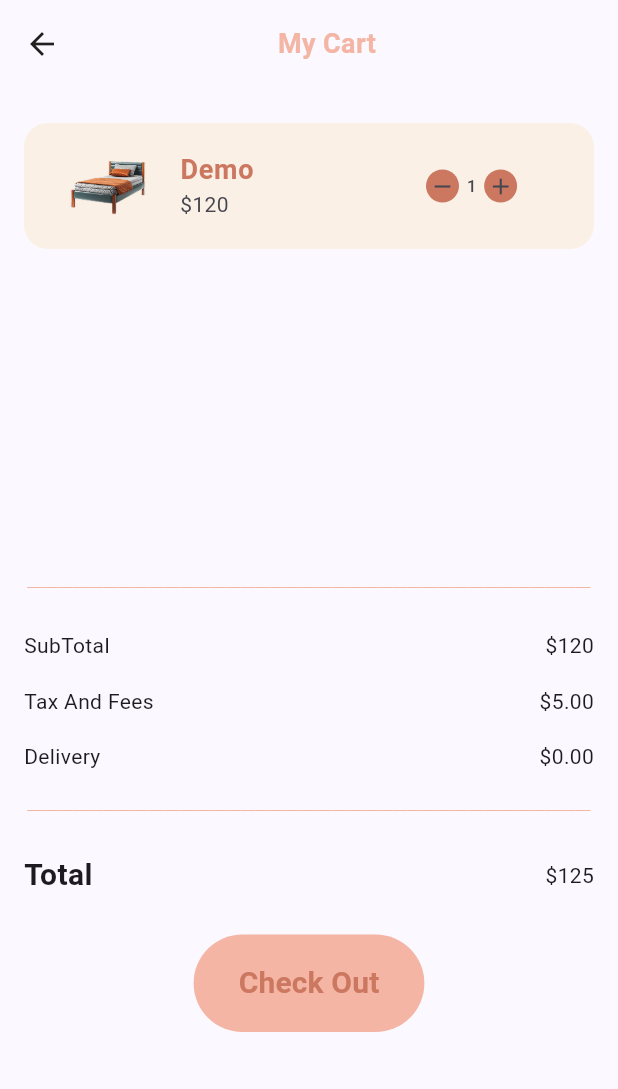
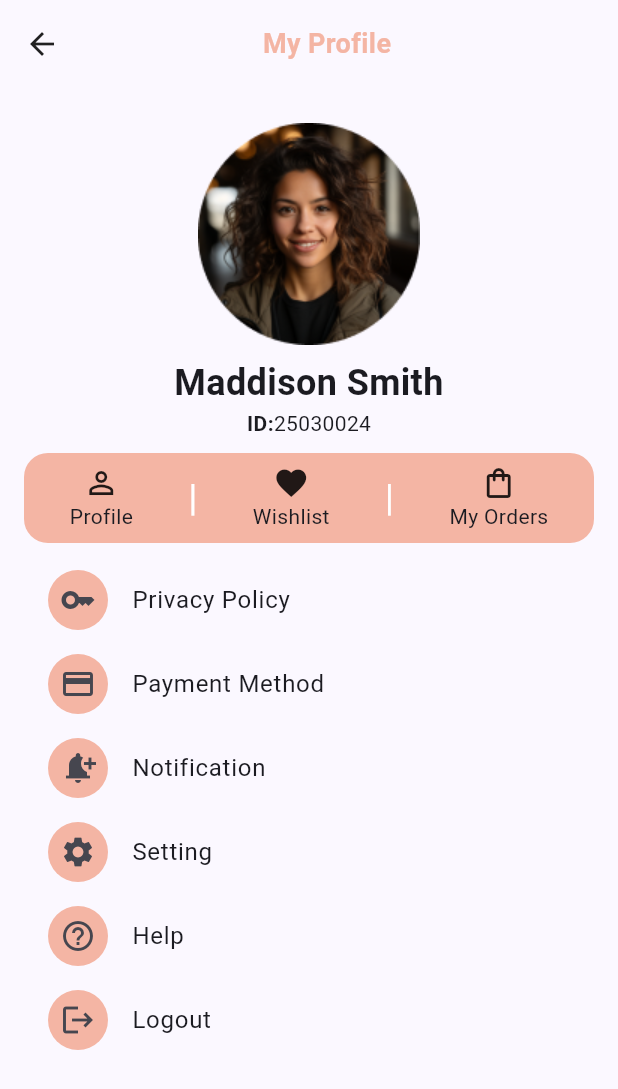
Before and after one commit to sandil415/interior-decor-app, a Flutter app: the screen it shows after launch, on a phone screen of 412 x 824 dp. Shown: the top 1089 px of the screen. Run offline on Flutter 3.47's test engine with Material 3 defaults, Android fonts, the light colour scheme and no system bars; our stand-ins replace flutter_rating_bar, smooth_page_indicator.

Commit message:
add profile.dart

```diff
--- /dev/null
+++ b/lib/Profile.dart
@@ -0,0 +1,108 @@
+import 'package:flutter/material.dart';
+
+class Profile extends StatelessWidget {
+  const Profile({super.key});
+
+  @override
+  Widget build(BuildContext context) {
+    return Scaffold(
+      body: Padding(
+        padding: const EdgeInsets.all(16),
+        child: Column(
+          mainAxisAlignment: MainAxisAlignment.start,
+          children: [
+            Row(
+              mainAxisAlignment: MainAxisAlignment.spaceBetween,
+              children: [
+                GestureDetector(
+                  onTap: (){
+                    Navigator.pop(context);
+                  },
+                  child: Icon(Icons.arrow_back),
+                ),
+                Text('My Profile', style: TextStyle(fontSize: 18, color: Color(0xFFF4B5A4), fontWeight: FontWeight.bold)),
+                Text('')
+              ],
+            ),
+            SizedBox(height: 40),
+            Center(child: Image.asset('lib/assets/images/Profile.png')),
+            SizedBox(height: 8),
+            Center(
+              child: Column(
+                children: [
+                  Text('Maddison Smith', style: TextStyle(fontSize: 24, fontWeight: FontWeight.bold), textAlign: TextAlign.center,),
+                  Row(
+                    mainAxisAlignment: MainAxisAlignment.center,
+                    children: [
+                      Text('ID:', style: TextStyle(fontWeight: FontWeight.bold),),
+                      Text('25030024')
+                    ],
+                  )
+                ],
+              )
+            ),
+            SizedBox(height: 10),
+            Container(
+              padding: EdgeInsets.symmetric(horizontal: 12, vertical: 8),
+              decoration: BoxDecoration(
+                color: Color(0xFFF4B5A4),
+                borderRadius: BorderRadius.circular(16)
+              ),
+              child: Row(
+                mainAxisAlignment: MainAxisAlignment.spaceAround,
+                children: [
+                  Column(
+                    children: [
+                      Icon(Icons.person_outline),
+                      Text('Profile', style: TextStyle(fontSize: 14))
+                    ],
+                  ),
+                  Text('|', style: TextStyle(color: Color(0xFFFFFFFF), fontSize: 24)),
+                  Column(
+                    children: [
+                      Icon(Icons.favorite),
+                      Text('Wishlist', style: TextStyle(fontSize: 14))
+                    ],
+                  ),
+                  Text('|', style: TextStyle(color: Color(0xFFFFFFFF), fontSize: 24)),
+                  Column(
+                    children: [
+                      Icon(Icons.shopping_bag_outlined),
+                      Text('My Orders', style: TextStyle(fontSize: 14))
+                    ],
+                  ),
+                ],
+              )
+            ),
+            SizedBox(height: 10),
+            Options(label: 'Privacy Policy', icon: Icons.key),
+            Options(label: 'Payment Method', icon: Icons.payment),
+            Options(label: 'Notification', icon: Icons.notification_add),
+            Options(label: 'Setting', icon: Icons.settings),
+            Options(label: 'Help', icon: Icons.help_outline),
+            Options(label: 'Logout', icon: Icons.logout)
+          ]
+        ),
+      )
+    );
+  }
+}
+
+class Options extends StatelessWidget {
+  final String label;
+  final IconData icon;
+  const Options({super.key, required this.label, required this.icon});
+
+  @override
+  Widget build(BuildContext context) {
+    return ListTile(leading: Container(
+      padding: EdgeInsets.all(8),
+      decoration: BoxDecoration(
+        color: Color(0xFFF4B5A4),
+        shape: BoxShape.circle
+      ),
+      child: Icon(icon)),
+      title: Text(label),
+    );
+  }
+}
--- a/lib/main.dart
+++ b/lib/main.dart
@@ -5,10 +5,13 @@ import 'EmptyCart.dart';
 import 'ItemClicked.dart';
 import 'OnBoarding.dart';
 import 'Login.dart';
+import 'Profile.dart';
 import 'SignUp.dart';
 import 'HomePage.dart';
 import 'Search.dart';
 import 'ItemMenu.dart';
+import 'EmptyWishlist.dart';
+import 'Wishlist.dart';
 
 void main() {
   runApp(const MyApp());
@@ -40,7 +43,10 @@ class MyApp extends StatelessWidget {
       // home: const LogIn(),
       // home: const SignUp(),
       // home: const ItemClicked(itemName: 'DS', itemCost: 120,),
-      home: const Cart(objectName: "Demo", objectCost: 120,imgPath: 'lib/assets/images/GreenBed.png',),
+      // home: const Cart(objectName: "Demo", objectCost: 120,imgPath: 'lib/assets/images/GreenBed.png',),
+      // home: const EmptyWishlist(),
+      home: const Profile(),
+      // home: const Wishlist(itemName: 'Demo', imgPath: 'lib/assets/images/GreenBed.png',),
       debugShowCheckedModeBanner: false,
     );
   }
```
Also changed, not shown: lib/assets/images/Profile.png (added).
